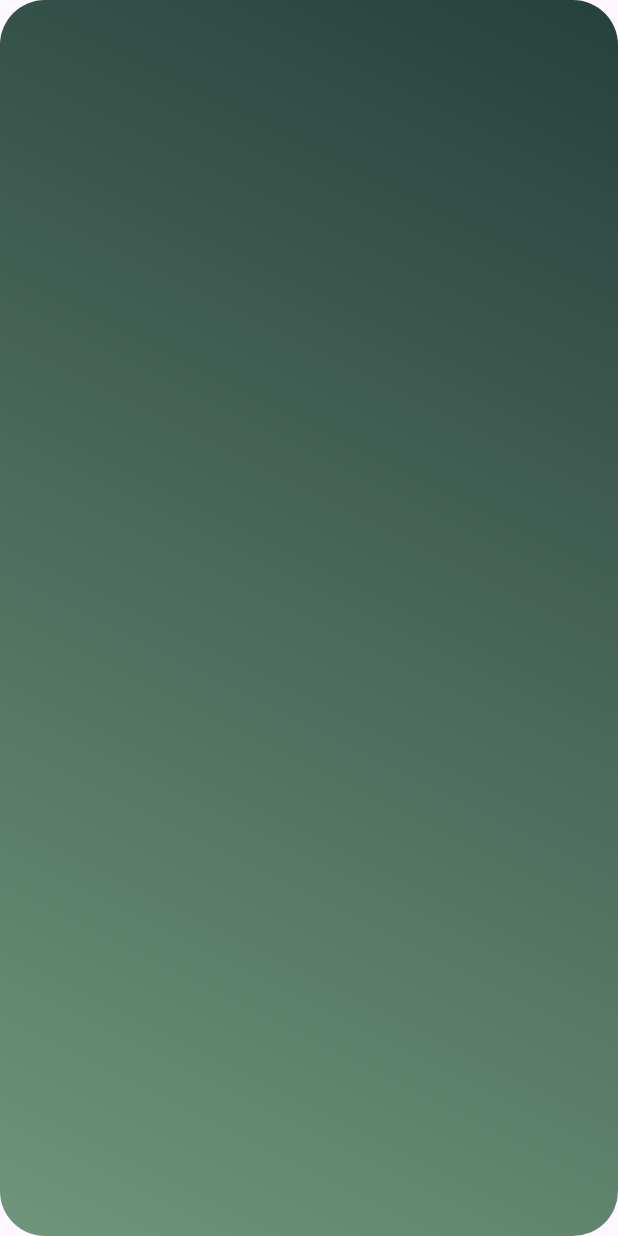
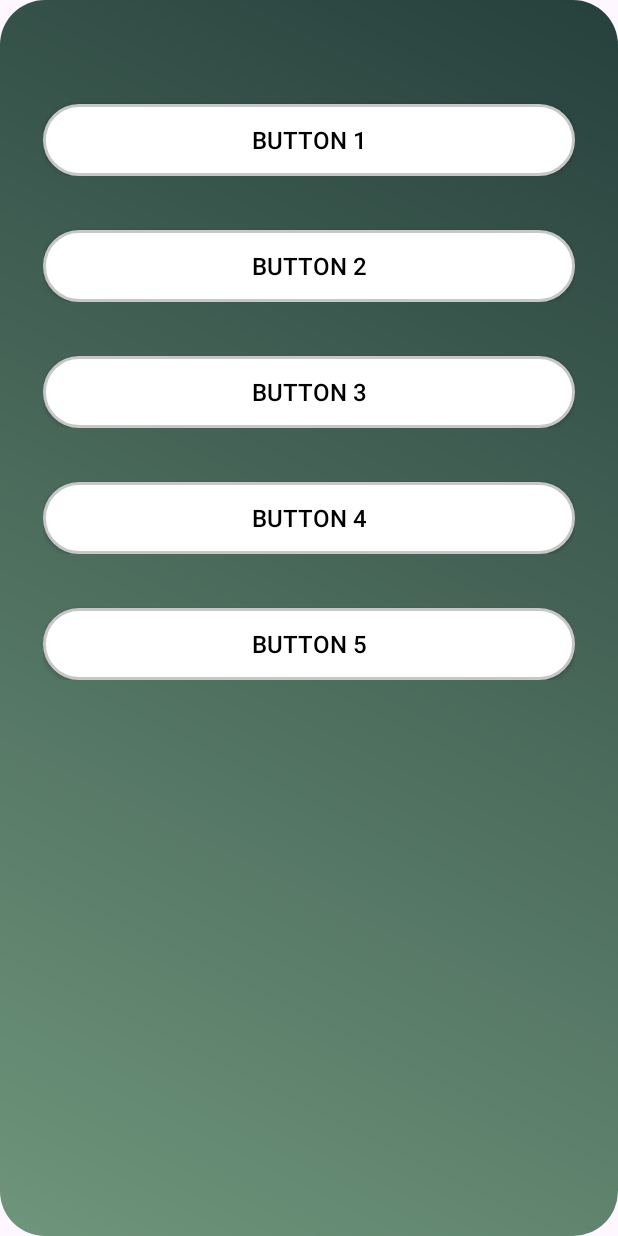
Before and after one commit to Sash0G/MU-tests, an Android app: the ThirdActivity screen opened directly, with no data from a screen before it, on a phone screen of 412 x 824 dp. Run offline under Robolectric (Android 15) with nearby library versions, the phone set to English and light mode, and no system bars; 2 statements that could not run were skipped.

Commit message:
First Commit

```diff
--- a/app/build.gradle.kts
+++ b/app/build.gradle.kts
@@ -44,6 +44,7 @@ dependencies {
     implementation(libs.androidx.constraintlayout)
     implementation(libs.opencsv.opencsv)
     implementation (libs.gson)
+    implementation ("androidx.recyclerview:recyclerview:1.2.1")
     testImplementation(libs.junit)
     androidTestImplementation(libs.androidx.junit)
     androidTestImplementation(libs.androidx.espresso.core)
--- /dev/null
+++ b/app/src/main/java/com/example/mu_tests/ButtonAdapter.kt
@@ -0,0 +1,87 @@
+import android.content.Context
+import android.content.Intent
+import android.view.LayoutInflater
+import android.view.View
+import android.view.ViewGroup
+import android.widget.Button
+import android.widget.CheckBox
+import androidx.core.content.ContextCompat.startActivity
+import androidx.recyclerview.widget.RecyclerView
+import com.example.mu_tests.MainActivity
+import com.example.mu_tests.R
+import com.example.mu_tests.SecondActivity
+import com.example.mu_tests.ThirdActivity
+
+class ButtonAdapter(
+    private val activity: ThirdActivity,
+    private val context: Context,
+    private val buttonList: List<String>, // Example data for buttons
+    private val onSelectionModeChanged: (Boolean) -> Unit // Callback to notify when selection mode changes
+) : RecyclerView.Adapter<ButtonAdapter.ButtonViewHolder>() {
+
+    private var isSelectionMode = false
+    private val selectedItems = mutableSetOf<Int>()
+
+    inner class ButtonViewHolder(view: View) : RecyclerView.ViewHolder(view) {
+        val button: Button = view.findViewById(R.id.itemButton)
+        val checkBox: CheckBox = view.findViewById(R.id.checkBox)
+
+    }
+
+    override fun onCreateViewHolder(parent: ViewGroup, viewType: Int): ButtonViewHolder {
+        val view = LayoutInflater.from(parent.context).inflate(R.layout.button_item, parent, false)
+        return ButtonViewHolder(view)
+    }
+
+    override fun onBindViewHolder(holder: ButtonViewHolder, position: Int) {
+        holder.button.text = buttonList[position]
+
+        // Show/hide checkbox based on selection mode
+        holder.checkBox.visibility = if (isSelectionMode) View.VISIBLE else View.GONE
+        holder.checkBox.isChecked = selectedItems.contains(position)
+
+        // Long press to enter selection mode
+        holder.button.setOnLongClickListener {
+            if (!isSelectionMode) {
+                isSelectionMode = true
+                onSelectionModeChanged(true)
+                notifyDataSetChanged()
+            }
+            true
+        }
+
+        // Click checkbox to select/deselect item
+        holder.checkBox.setOnCheckedChangeListener { _, isChecked ->
+            if (isChecked) {
+                selectedItems.add(position)
+            } else {
+                selectedItems.remove(position)
+            }
+        }
+        holder.button.text = "Result: ${activity.testList[position].result}/80"
+        // Click button to toggle selection mode if it’s active
+        holder.button.setOnClickListener {
+            val intent = Intent(context, SecondActivity::class.java)
+            intent.putExtra("test", activity.testList[position])
+            startActivity(context,intent,null)
+        }
+
+        holder.button.setOnClickListener {
+            val intent = Intent(context, SecondActivity::class.java)
+            intent.putExtra("test", activity.testList[0])
+            context.startActivity(intent)
+        }
+    }
+
+    override fun getItemCount() = buttonList.size
+
+    // Expose selected items for further actions
+    fun getSelectedItems() = selectedItems.toList()
+
+    // Exit selection mode and reset
+    fun exitSelectionMode() {
+        isSelectionMode = false
+        selectedItems.clear()
+        notifyDataSetChanged()
+    }
+}
--- a/app/src/main/java/com/example/mu_tests/ThirdActivity.kt
+++ b/app/src/main/java/com/example/mu_tests/ThirdActivity.kt
@@ -1,26 +1,33 @@
 package com.example.mu_tests
 
+import ButtonAdapter
 import android.content.Intent
 import android.os.Bundle
+import android.view.View
 import android.widget.Button
 import android.widget.LinearLayout
+import android.widget.PopupMenu
 import android.widget.ScrollView
 import androidx.activity.enableEdgeToEdge
+import androidx.appcompat.app.AlertDialog
 import androidx.appcompat.app.AppCompatActivity
 import androidx.core.view.ViewCompat
 import androidx.core.view.WindowInsetsCompat
+import androidx.recyclerview.widget.LinearLayoutManager
+import androidx.recyclerview.widget.RecyclerView
 import com.example.mu_tests.SecondActivity.MyData
 import com.google.gson.Gson
 import com.google.gson.reflect.TypeToken
 import java.io.File
 
 class ThirdActivity : AppCompatActivity() {
-    private lateinit var layout: LinearLayout
-    private lateinit var scrollView: ScrollView
+    private val randomNum = 10000009
+    private lateinit var scrollView: RecyclerView
     private lateinit var tests : MutableList<MyData>
+    public lateinit var testList: MutableList<MyData>
     private fun listOldTests() {
         val file = File(this.filesDir, "data.json")
-        val testList: MutableList<MyData>
+
         val gson = Gson()
         if (file.exists())
         {
@@ -28,41 +35,44 @@ class ThirdActivity : AppCompatActivity() {
             testList =  gson.fromJson(fileContent, object : TypeToken<MutableList<MyData>>() {}.type)
         }
         else return
-        scrollView.isHorizontalFadingEdgeEnabled = true
-        scrollView.setFadingEdgeLength(50)
-        val displayMetrics = resources.displayMetrics
-        val screenWidth = displayMetrics.widthPixels
-        val screenHeight = displayMetrics.heightPixels
-        val buttonWidthPercent = 0.9f
-        val buttonHeightPercent = 0.08f
+//        scrollView.isHorizontalFadingEdgeEnabled = true
+//        scrollView.setFadingEdgeLength(50)
+//        val displayMetrics = resources.displayMetrics
+//        val screenWidth = displayMetrics.widthPixels
+//        val screenHeight = displayMetrics.heightPixels
+//        val buttonWidthPercent = 0.9f
+//        val buttonHeightPercent = 0.08f
+//
+//        val buttonWidth = (screenWidth * buttonWidthPercent).toInt()
+//        val buttonHeight = (screenHeight * buttonHeightPercent).toInt()
+//        var br = 1
+//        for (test in testList) {
+//            val button = Button(this)
+//            val layoutParams = LinearLayout.LayoutParams(
+//                buttonWidth, buttonHeight
+//            )
+//            layoutParams.setMargins(0, 20, 0, 20)
+//            button.layoutParams = layoutParams
+//            button.id = br*randomNum
+//            br++
+//            button.text = "Result: ${test.result}/80"
+//            button.textSize = 16f
+//            button.textAlignment = Button.TEXT_ALIGNMENT_CENTER
+//            button.setTextColor(resources.getColor(R.color.black))
+//            button.setOnClickListener {
+//                val intent = Intent(this, SecondActivity::class.java)
+//                intent.putExtra("test", test)
+//                startActivity(intent)
+//            }
+//            button.setBackgroundResource(R.drawable.rectangle_button)
+//            scrollView.addView(button)
+//        }
 
-        val buttonWidth = (screenWidth * buttonWidthPercent).toInt()
-        val buttonHeight = (screenHeight * buttonHeightPercent).toInt()
-        for (test in testList) {
-            layout.setFadingEdgeLength(100)
-            val button = Button(this)
-            val layoutParams = LinearLayout.LayoutParams(
-                buttonWidth, buttonHeight
-            )
-            layoutParams.setMargins(0, 20, 0, 20)
-            button.layoutParams = layoutParams
-            button.text = "Result: ${test.result}/80"
-            button.textSize = 16f
-            button.textAlignment = Button.TEXT_ALIGNMENT_CENTER
-            button.setTextColor(resources.getColor(R.color.black))
-            button.setOnClickListener {
-                val intent = Intent(this, SecondActivity::class.java)
-                intent.putExtra("test", test)
-                startActivity(intent)
-            }
-            button.setBackgroundResource(R.drawable.rectangle_button)
-            layout.addView(button)
-        }
     }
     private fun iniatilise() {
-        layout = findViewById(R.id.linearLayout)
-        scrollView = findViewById(R.id.scrollView)
+
     }
+    private lateinit var buttonAdapter: ButtonAdapter
     override fun onCreate(savedInstanceState: Bundle?) {
         super.onCreate(savedInstanceState)
         enableEdgeToEdge()
@@ -74,5 +84,41 @@ class ThirdActivity : AppCompatActivity() {
         }
         iniatilise()
         listOldTests()
+        val recyclerView: RecyclerView = findViewById(R.id.scrollView)
+        buttonAdapter = ButtonAdapter(this,this, generateButtonList()) { isInSelectionMode ->
+            if (isInSelectionMode) showSelectionModeActions()
+        }
+
+        recyclerView.apply {
+            layoutManager = LinearLayoutManager(this@ThirdActivity, LinearLayoutManager.VERTICAL, false)
+            adapter = buttonAdapter
+        }
+        println(generateButtonList())
+
+    }
+    private fun generateButtonList(): List<String> {
+        return List(5) { "Button ${it + 1}" }
+    }
+
+    private fun showSelectionModeActions() {
+        // Show an alert to confirm actions on selected items
+        val alertDialog = AlertDialog.Builder(this)
+            .setTitle("Selection Mode")
+            .setMessage("Do you want to perform an action on selected buttons?")
+            .setPositiveButton("Yes") { _, _ ->
+                performSelectedAction()
+                buttonAdapter.exitSelectionMode()
+            }
+            .setNegativeButton("No") { dialog, _ ->
+                dialog.dismiss()
+                buttonAdapter.exitSelectionMode()
+            }
+            .create()
+        alertDialog.show()
+    }
+
+    private fun performSelectedAction() {
+        val selectedItems = buttonAdapter.getSelectedItems()
+        // Handle selected items, e.g., delete or process them
     }
 }
--- a/app/src/main/res/layout/activity_third.xml
+++ b/app/src/main/res/layout/activity_third.xml
@@ -8,24 +8,20 @@
     tools:context=".ThirdActivity"
     android:background="@drawable/font">
 
-    <ScrollView
+    <androidx.recyclerview.widget.RecyclerView
         android:id="@+id/scrollView"
         android:layout_width="0dp"
         android:layout_height="0dp"
 
         app:layout_constraintBottom_toBottomOf="parent"
         app:layout_constraintEnd_toEndOf="parent"
+        app:layout_constraintHeight_percent="0.9"
+
         app:layout_constraintStart_toStartOf="parent"
         app:layout_constraintTop_toTopOf="parent"
-        app:layout_constraintHeight_percent="0.9"
-        app:layout_constraintWidth_percent="0.9"
-        >
-        <LinearLayout
-            android:id="@+id/linearLayout"
-            android:layout_width="wrap_content"
-            android:layout_height="wrap_content"
-            android:orientation="vertical">
-            <!-- Buttons will be added here dynamically in the Kotlin code -->
-        </LinearLayout>
-    </ScrollView>
+
+        app:layout_constraintWidth_percent="0.9">
+
+    </androidx.recyclerview.widget.RecyclerView>
+
 </androidx.constraintlayout.widget.ConstraintLayout>
--- /dev/null
+++ b/app/src/main/res/layout/button_item.xml
@@ -0,0 +1,28 @@
+<?xml version="1.0" encoding="utf-8"?>
+<LinearLayout
+    xmlns:android="http://schemas.android.com/apk/res/android"
+    android:layout_width="match_parent"
+    android:layout_height="wrap_content"
+    android:orientation="horizontal"
+    android:padding="8dp">
+
+    <!-- The checkbox, initially hidden -->
+    <CheckBox
+        android:id="@+id/checkBox"
+        android:layout_width="wrap_content"
+        android:layout_height="wrap_content"
+        android:visibility="gone" />
+
+    <!-- The button text or appearance -->
+    <androidx.appcompat.widget.AppCompatButton
+        android:id="@+id/itemButton"
+        android:background="@drawable/rectangle_button"
+        android:layout_width="0dp"
+        android:layout_height="wrap_content"
+        android:layout_weight="1"
+        android:textColor="@color/black"
+        android:textSize="16sp"
+
+        android:layout_marginTop="20sp"
+        android:text="Button" />
+</LinearLayout>
--- a/gradle/libs.versions.toml
+++ b/gradle/libs.versions.toml
@@ -11,6 +11,7 @@ material = "1.10.0"
 activity = "1.8.0"
 constraintlayout = "2.1.4"
 opencsvVersion = "5.5.2"
+recyclerview = "1.3.2"
 
 [libraries]
 androidx-core-ktx = { group = "androidx.core", name = "core-ktx", version.ref = "coreKtx" }
@@ -23,6 +24,7 @@ material = { group = "com.google.android.material", name = "material", version.r
 androidx-activity = { group = "androidx.activity", name = "activity", version.ref = "activity" }
 androidx-constraintlayout = { group = "androidx.constraintlayout", name = "constraintlayout", version.ref = "constraintlayout" }
 opencsv-opencsv = { module = "com.opencsv:opencsv", version.ref = "opencsvVersion" }
+androidx-recyclerview = { group = "androidx.recyclerview", name = "recyclerview", version.ref = "recyclerview" }
 
 [plugins]
 android-application = { id = "com.android.application", version.ref = "agp" }
```
